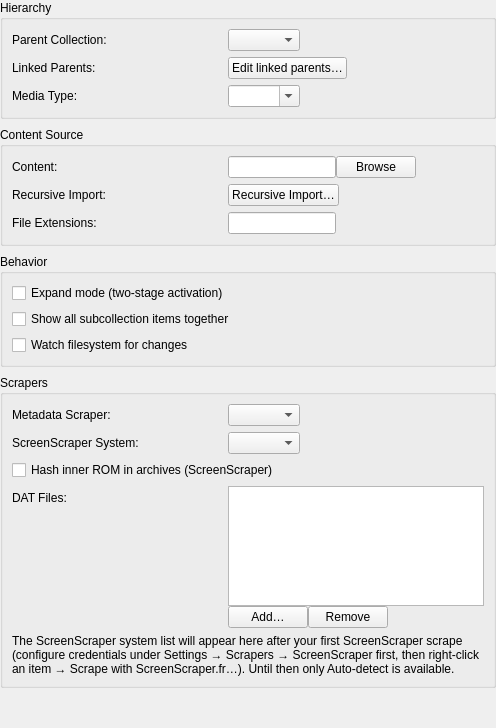
Qt form src/ui/dialogs/settings/behavior/configurationpanel.ui (EtherAura/Kartend) before a commit.
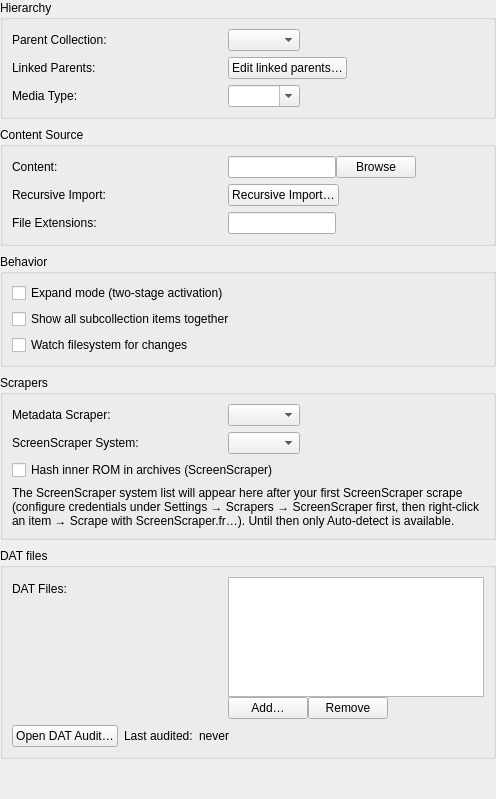
The same form after that commit.

Commit message: feat(dataudit): DAT Manager phases 1/3/4 follow-ups — region/1G1R filters, profile editor, settings integration

What changed in the file:
```diff
--- a/src/ui/dialogs/settings/behavior/configurationpanel.ui
+++ b/src/ui/dialogs/settings/behavior/configurationpanel.ui
@@ -104,6 +104,22 @@
        </layout>
       </item>
       <item>
+       <widget class="QLabel" name="screenscraperSystemHintLabel">
+        <property name="wordWrap"><bool>true</bool></property>
+        <property name="text"><string>The ScreenScraper system list will appear here after your first ScreenScraper scrape (configure credentials under Settings → Scrapers → ScreenScraper first, then right-click an item → Scrape with ScreenScraper.fr…). Until then only Auto-detect is available.</string></property>
+        <property name="styleSheet"><string>color: palette(placeholder-text);</string></property>
+       </widget>
+      </item>
+     </layout>
+    </widget>
+   </item>
+   <item>
+    <widget class="QGroupBox" name="configDatFilesGroupBox">
+     <property name="title"><string>DAT files</string></property>
+     <property name="toolTip"><string>DAT catalogues for this collection. Used both to identify scraped items (offline hash lookup) and to audit the collection against a known set.</string></property>
+     <layout class="QVBoxLayout" name="configDatFilesOuterLayout">
+      <property name="spacing"><number>6</number></property>
+      <item>
        <layout class="QFormLayout" name="configScrapersDatFormLayout">
         <property name="horizontalSpacing"><number>16</number></property>
         <property name="verticalSpacing"><number>6</number></property>
@@ -132,11 +148,12 @@
        </layout>
       </item>
       <item>
-       <widget class="QLabel" name="screenscraperSystemHintLabel">
-        <property name="wordWrap"><bool>true</bool></property>
-        <property name="text"><string>The ScreenScraper system list will appear here after your first ScreenScraper scrape (configure credentials under Settings → Scrapers → ScreenScraper first, then right-click an item → Scrape with ScreenScraper.fr…). Until then only Auto-detect is available.</string></property>
-        <property name="styleSheet"><string>color: palette(placeholder-text);</string></property>
-       </widget>
+       <layout class="QHBoxLayout" name="datAuditRow">
+        <item><widget class="QPushButton" name="openDatAuditButton"><property name="text"><string>Open DAT Audit…</string></property><property name="toolTip"><string>Open the DAT Audit window aimed at this collection — selects the linked audit profile, or seeds a new one from this collection's DAT files and media folder.</string></property></widget></item>
+        <item><widget class="QLabel" name="lastAuditedCaptionLabel"><property name="text"><string>Last audited:</string></property></widget></item>
+        <item><widget class="QLabel" name="lastAuditedValueLabel"><property name="styleSheet"><string>color: palette(placeholder-text);</string></property><property name="text"><string>never</string></property></widget></item>
+        <item><spacer name="datAuditRowSpacer"><property name="orientation"><enum>Qt::Orientation::Horizontal</enum></property><property name="sizeHint" stdset="0"><size><width>40</width><height>20</height></size></property></spacer></item>
+       </layout>
       </item>
      </layout>
     </widget>
```
The commit also changes 25 other files.
